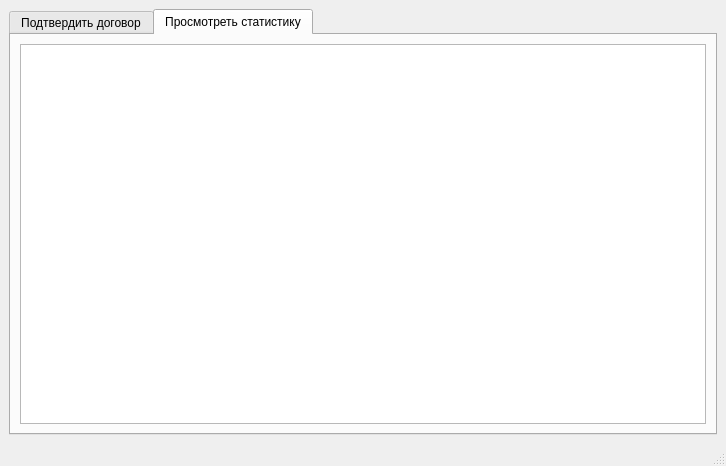
MiFit1/OSOGO, file MDKP/accountantwindow.ui: the form before one commit.
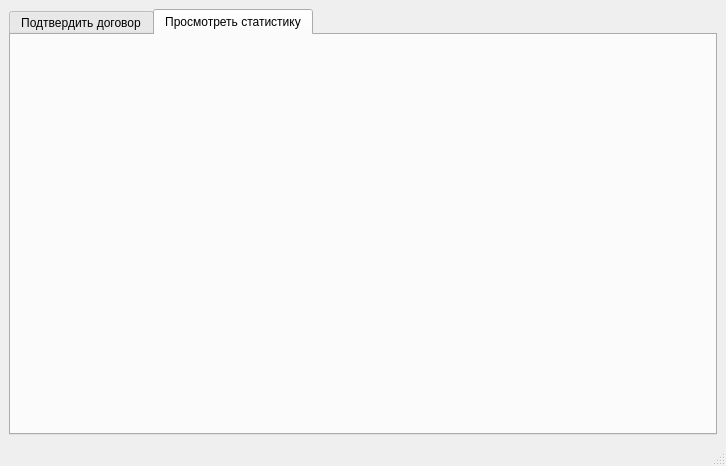
The form after the commit. The open tabs and pages were chosen to show the change.

```diff
--- a/MDKP/accountantwindow.ui
+++ b/MDKP/accountantwindow.ui
@@ -34,9 +34,9 @@
        <attribute name="title">
         <string>Просмотреть статистику</string>
        </attribute>
-       <layout class="QHBoxLayout" name="horizontalLayout_2">
+       <layout class="QVBoxLayout" name="verticalLayout_3">
         <item>
-         <widget class="QTableView" name="tableView"/>
+         <widget class="QWidget" name="ParentWidgetStatistics" native="true"/>
         </item>
        </layout>
       </widget>
```
Left out of the diff: 4 changed lines with no effect on the pictures.
